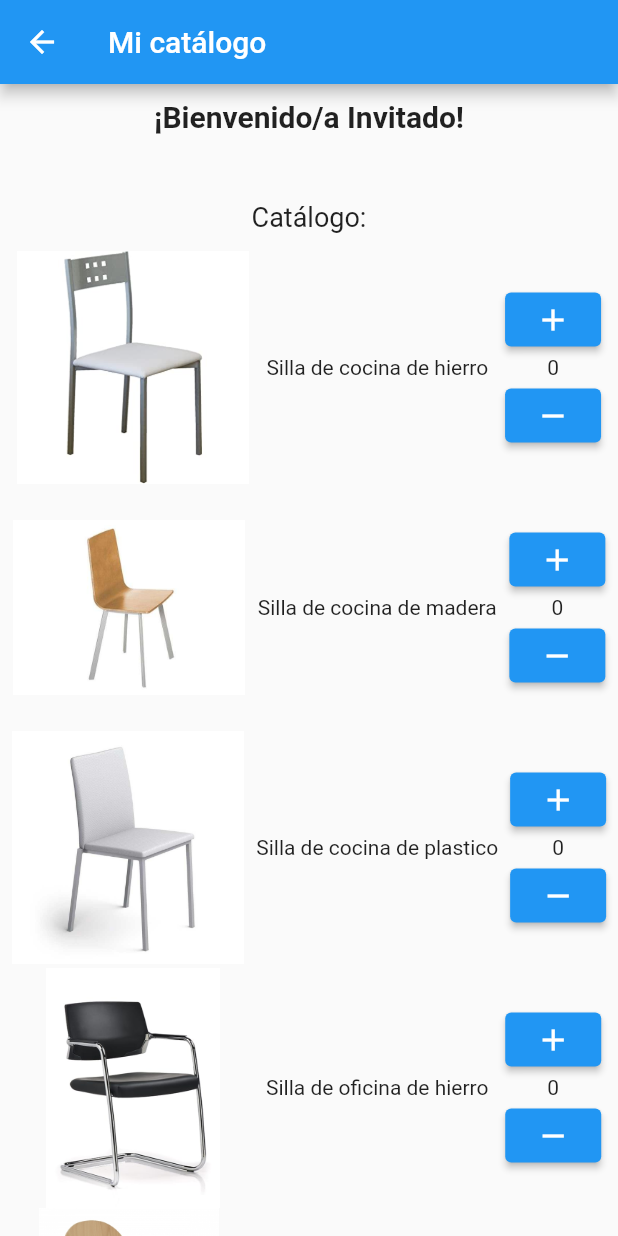
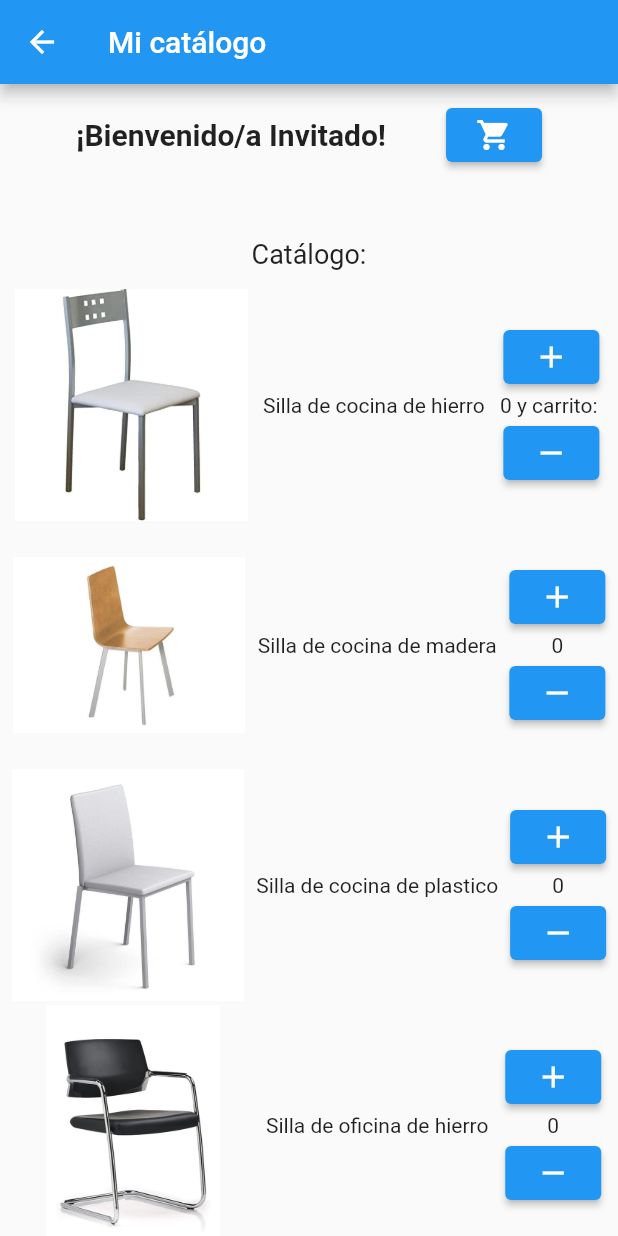
Before and after one commit to dpoulols/ds_p2_flutter, a Flutter app: the CatalogScreen screen opened directly, on a phone screen of 412 x 824 dp. Run offline on Flutter 3.47's test engine with Material 2 defaults, Android fonts, the phone set to English and light mode, and no system bars; network calls fail.

Commit message:
Update catalog_screen.dart

```diff
--- a/lib/catalog_screen.dart
+++ b/lib/catalog_screen.dart
@@ -1,4 +1,5 @@
 import 'package:ds_p2_flutter/mesa.dart';
+import 'package:ds_p2_flutter/purchase_screen.dart';
 import 'package:flutter/material.dart';
 import 'package:ds_p2_flutter/cliente.dart';
 import 'package:ds_p2_flutter/factoria_abstracta.dart';
@@ -10,12 +11,17 @@ import 'package:ds_p2_flutter/mesa_oficina.dart';
 import 'package:ds_p2_flutter/silla_oficina.dart';
 import 'package:ds_p2_flutter/silla_cocina.dart';
 
+import 'package:ds_p2_flutter/purchase_screen.dart';
+import 'package:ds_p2_flutter/carrito.dart';
+
 class CatalogScreen extends StatefulWidget {
   @override
   _CatalogScreenState createState() => _CatalogScreenState();
 }
 
 class _CatalogScreenState extends State<CatalogScreen> {
+
+  Carrito carrito = Carrito();
 
   Cliente cliente = Cliente("Invitado");
   FactoriaAbstracta factoria = FactoriaMuebles();
@@ -271,10 +277,28 @@ class _CatalogScreenState extends State<CatalogScreen> {
           mainAxisAlignment: MainAxisAlignment.center,
           children: [
             const SizedBox(height: 10.0),
-            Text(
-              '¡Bienvenido/a ${cliente.nombreCliente}!',
-              style: TextStyle(fontSize: 20.0, fontWeight: FontWeight.bold),
-            ),
+            Row(
+                mainAxisAlignment: MainAxisAlignment.center,
+                children: [
+                  Text(
+                    '¡Bienvenido/a ${cliente.nombreCliente}!',
+                    style: TextStyle(fontSize: 20.0, fontWeight: FontWeight.bold),
+                  ),
+                  const SizedBox(width: 40.0),
+                  ElevatedButton(
+                      onPressed: (){
+                        //llevar a carrito
+                        Navigator.push(
+                          context,
+                          MaterialPageRoute(builder: (context) => PurchaseScreen(myCarrito: carrito)),
+                        );
+                      },
+                      child: Icon(Icons.shopping_cart)
+                  ),
+                ],
+              ),
+
+
             const SizedBox(height: 15.0),
 
             //SECCION SILLAS
@@ -296,16 +320,18 @@ class _CatalogScreenState extends State<CatalogScreen> {
                           _setMaterial("Hierro");
                           _setTipoMueble("Cocina");
                           _onAddSillaButtonPressed();
+                          carrito.meterSilla("Cocina", "Hierro");
                         },
                         child: Icon(Icons.add)
                     ),
                     Text(
-                      '${_getSillaCount("Hierro", "Cocina")}'
+                      '${_getSillaCount("Hierro", "Cocina")} y carrito: ${carrito.getSillas("Cocina", "Hierro")}'
                     ),
                     ElevatedButton(
                         onPressed: (){
                           _setMaterial("Hierro");
                           _onRemoveSillaButtonPressed("Cocina"); // y material?
+                          carrito.quitarSilla("Cocina", "Hierro");
                         },
                         child: Icon(Icons.remove)
                     ),
@@ -325,6 +351,7 @@ class _CatalogScreenState extends State<CatalogScreen> {
                           _setMaterial("Madera");
                           _setTipoMueble("Cocina");
                           _onAddSillaButtonPressed();
+                          carrito.meterSilla("Cocina", "Madera");
                         },
                         child: Icon(Icons.add)
                     ),
@@ -335,6 +362,7 @@ class _CatalogScreenState extends State<CatalogScreen> {
                         onPressed: (){
                           _setMaterial("Madera");
                           _onRemoveSillaButtonPressed("Cocina");
+                          carrito.quitarSilla("Cocina", "Madera");
                         },
                         child: Icon(Icons.remove)
                     ),
@@ -354,6 +382,7 @@ class _CatalogScreenState extends State<CatalogScreen> {
                           _setTipoMueble("Cocina");
                           _setMaterial("Plastico");
                           _onAddSillaButtonPressed();
+                          carrito.meterSilla("Cocina", "Plastico");
                         },
                         child: Icon(Icons.add)
                     ),
@@ -364,6 +393,7 @@ class _CatalogScreenState extends State<CatalogScreen> {
                         onPressed: (){
                           _setMaterial("Plastico");
                           _onRemoveSillaButtonPressed("Cocina");
+                          carrito.quitarSilla("Cocina", "Plastico");
                         },
                         child: Icon(Icons.remove)
                     ),
@@ -383,6 +413,7 @@ class _CatalogScreenState extends State<CatalogScreen> {
                           _setTipoMueble("Oficina");
                           _setMaterial("Hierro");
                           _onAddSillaButtonPressed();
+                          carrito.meterSilla("Oficina", "Hierro");
                         },
                         child: Icon(Icons.add)
                     ),
@@ -393,6 +424,7 @@ class _CatalogScreenState extends State<CatalogScreen> {
                         onPressed: (){
                           _setMaterial("Hierro");
                           _onRemoveSillaButtonPressed("Oficina");
+                          carrito.quitarSilla("Oficina", "Hierro");
                         },
                         child: Icon(Icons.remove)
                     ),
@@ -412,6 +444,7 @@ class _CatalogScreenState extends State<CatalogScreen> {
                           _setTipoMueble("Oficina");
                           _setMaterial("Madera");
                           _onAddSillaButtonPressed();
+                          carrito.meterSilla("Oficina", "Madera");
                         },
                         child: Icon(Icons.add)
                     ),
@@ -422,6 +455,7 @@ class _CatalogScreenState extends State<CatalogScreen> {
                         onPressed: (){
                           _setMaterial("Madera");
                           _onRemoveSillaButtonPressed("Oficina");
+                          carrito.quitarSilla("Oficina", "Madera");
                         },
                         child: Icon(Icons.remove)
                     ),
@@ -441,6 +475,7 @@ class _CatalogScreenState extends State<CatalogScreen> {
                           _setTipoMueble("Oficina");
                           _setMaterial("Plastico");
                           _onAddSillaButtonPressed();
+                          carrito.meterSilla("Oficina", "Plastico");
                         },
                         child: Icon(Icons.add)
                     ),
@@ -451,6 +486,7 @@ class _CatalogScreenState extends State<CatalogScreen> {
                         onPressed: (){
                           _setMaterial("Plastico");
                           _onRemoveSillaButtonPressed("Oficina");
+                          carrito.quitarSilla("Oficina", "Plastico");
                         },
                         child: Icon(Icons.remove)
                     ),
@@ -470,6 +506,7 @@ class _CatalogScreenState extends State<CatalogScreen> {
                           _setTipoMueble("Cocina");
                           _setMaterial("Hierro");
                           _onAddMesaButtonPressed();
+                          carrito.meterMesa("Cocina", "Hierro");
                         },
                         child: Icon(Icons.add)
                     ),
@@ -480,6 +517,7 @@ class _CatalogScreenState extends State<CatalogScreen> {
                         onPressed: (){
                           _setMaterial("Hierro");
                           _onRemoveMesaButtonPressed("Cocina");
+                          carrito.quitarMesa("Cocina", "Hierro");
                         },
                         child: Icon(Icons.remove)
                     ),
@@ -499,6 +537,7 @@ class _CatalogScreenState extends State<CatalogScreen> {
                           _setTipoMueble("Cocina");
                           _setMaterial("Madera");
                           _onAddMesaButtonPressed();
+                          carrito.meterMesa("Cocina", "Madera");
                         },
                         child: Icon(Icons.add)
                     ),
@@ -509,6 +548,7 @@ class _CatalogScreenState extends State<CatalogScreen> {
                         onPressed: (){
                           _setMaterial("Madera");
                           _onRemoveMesaButtonPressed("Cocina");
+                          carrito.quitarMesa("Cocina", "Madera");
                         },
                         child: Icon(Icons.remove)
                     ),
@@ -528,6 +568,7 @@ class _CatalogScreenState extends State<CatalogScreen> {
                           _setTipoMueble("Cocina");
                           _setMaterial("Plastico");
                           _onAddMesaButtonPressed();
+                          carrito.meterMesa("Cocina", "Plastico");
                         },
                         child: Icon(Icons.add)
                     ),
@@ -538,6 +579,7 @@ class _CatalogScreenState extends State<CatalogScreen> {
                         onPressed: (){
                           _setMaterial("Plastico");
                           _onRemoveMesaButtonPressed("Cocina");
+                          carrito.quitarMesa("Cocina", "Plastico");
                         },
                         child: Icon(Icons.remove)
                     ),
@@ -557,6 +599,7 @@ class _CatalogScreenState extends State<CatalogScreen> {
                           _setTipoMueble("Oficina");
                           _setMaterial("Hierro");
                           _onAddMesaButtonPressed();
+                          carrito.meterMesa("Oficina", "Hierro");
                         },
                         child: Icon(Icons.add)
                     ),
@@ -567,6 +610,7 @@ class _CatalogScreenState extends State<CatalogScreen> {
                         onPressed: (){
                           _setMaterial("Hierro");
                           _onRemoveMesaButtonPressed("Oficina");
+                          carrito.quitarMesa("Oficina", "Hierro");
                         },
                         child: Icon(Icons.remove)
                     ),
@@ -586,6 +630,7 @@ class _CatalogScreenState extends State<CatalogScreen> {
                           _setTipoMueble("Cocina");
                           _setMaterial("Madera");
                           _onAddMesaButtonPressed();
+                          carrito.meterMesa("Cocina", "Madera");
                         },
                         child: Icon(Icons.add)
                     ),
@@ -596,6 +641,7 @@ class _CatalogScreenState extends State<CatalogScreen> {
                         onPressed: (){
                           _setMaterial("Madera");
                           _onRemoveMesaButtonPressed("Cocina");
+                          carrito.quitarMesa("Cocina", "Madera");
                         },
                         child: Icon(Icons.remove)
                     ),
@@ -615,6 +661,7 @@ class _CatalogScreenState extends State<CatalogScreen> {
                           _setTipoMueble("Cocina");
                           _setMaterial("Plastico");
                           _onAddMesaButtonPressed();
+                          carrito.meterMesa("Cocina", "Plastico");
                         },
                         child: Icon(Icons.add)
                     ),
@@ -625,6 +672,7 @@ class _CatalogScreenState extends State<CatalogScreen> {
                         onPressed: (){
                           _setMaterial("Plastico");
                           _onRemoveMesaButtonPressed("Cocina");
+                          carrito.quitarMesa("Cocina", "Plastico");
                         },
                         child: Icon(Icons.remove)
                     ),
@@ -634,23 +682,6 @@ class _CatalogScreenState extends State<CatalogScreen> {
             ),
             ////
 
-            //SECCION COMPRA
-            SizedBox(height: 18.0),
-            Text(
-              'Su carrito de compra:',
-              style: TextStyle(fontSize: 18.0, fontWeight: FontWeight.bold),
-            ),
-
-            SizedBox(height: 20.0),
-            Text('Has comprado ${cliente.sillas.length} sillas:'),
-            Text('de Cocina: ${_getSillaCount("Hierro", "Cocina")} de hierro, ${_getSillaCount("Plastico", "Cocina")} de plástico y ${_getSillaCount("Madera", "Cocina")} de madera.'),
-            Text('de Oficina: ${_getSillaCount("Hierro", "Oficina")} de hierro, ${_getSillaCount("Plastico", "Oficina")} de plástico y ${_getSillaCount("Madera", "Oficina")} de madera.'),
-
-            SizedBox(height: 10.0),
-            Text('Has comprado ${cliente.mesas.length} mesas:'),
-            Text('de Cocina: ${_getMesaCount("Hierro", "Cocina")} de hierro, ${_getMesaCount("Plastico", "Cocina")} de plástico y ${_getMesaCount("Madera", "Cocina")} de madera.'),
-            Text('de Oficina: ${_getMesaCount("Hierro", "Oficina")} de hierro, ${_getMesaCount("Plastico", "Oficina")} de plástico y ${_getMesaCount("Madera", "Oficina")} de madera.'),
-
           ],
         ),),
       ),
```
